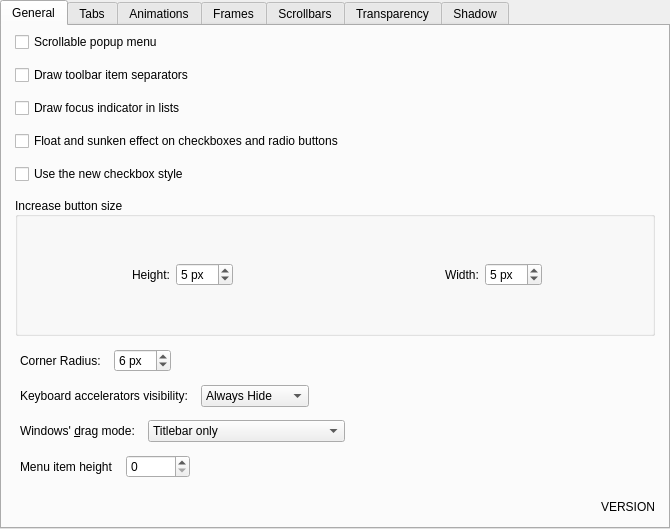
Old version of the form kstyle/config/ui/blossomuistyleconfig.ui in the repository BlossomMirrors/blossom-ui.
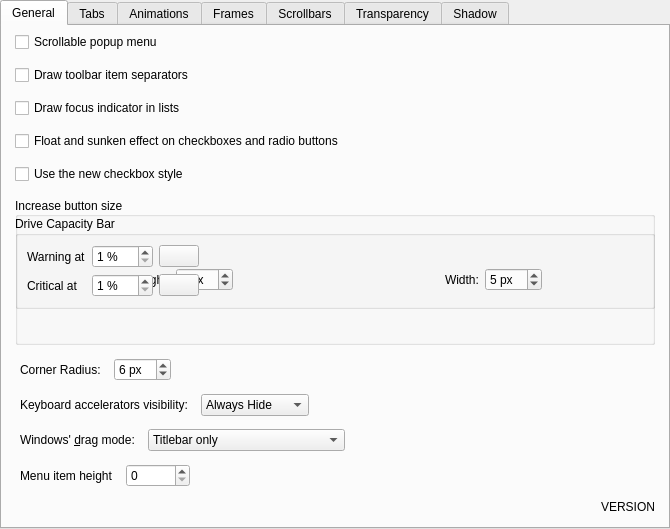
New version of the form. Custom widgets are drawn as their Qt base class.

Commit message: dolphin drive capacity color, visual bug fixes and other adjustments

What changed in the file:
```diff
--- a/kstyle/config/ui/blossomuistyleconfig.ui
+++ b/kstyle/config/ui/blossomuistyleconfig.ui
@@ -518,6 +518,87 @@
          </property>
         </widget>
        </item>
+       <item row="6" column="0" colspan="2">
+        <widget class="QGroupBox" name="_placesCapacityGroup">
+         <property name="title">
+          <string>Drive Capacity Bar</string>
+         </property>
+         <layout class="QGridLayout" name="gridLayout_placesCapacity">
+          <item row="0" column="0">
+           <widget class="QLabel" name="_capacityBarWarnLabel">
+            <property name="text">
+             <string>Warning at</string>
+            </property>
+           </widget>
+          </item>
+          <item row="0" column="1">
+           <widget class="QSpinBox" name="_capacityBarWarnThreshold">
+            <property name="suffix">
+             <string> %</string>
+            </property>
+            <property name="minimum">
+             <number>1</number>
+            </property>
+            <property name="maximum">
+             <number>99</number>
+            </property>
+           </widget>
+          </item>
+          <item row="0" column="2">
+           <widget class="KColorButton" name="_capacityBarWarnColor"/>
+          </item>
+          <item row="0" column="3">
+           <spacer name="horizontalSpacer_capacity_warn">
+            <property name="orientation">
+             <enum>Qt::Orientation::Horizontal</enum>
+            </property>
+            <property name="sizeHint" stdset="0">
+             <size>
+              <width>40</width>
+              <height>20</height>
+             </size>
+            </property>
+           </spacer>
+          </item>
+          <item row="1" column="0">
+           <widget class="QLabel" name="_capacityBarCritLabel">
+            <property name="text">
+             <string>Critical at</string>
+            </property>
+           </widget>
+          </item>
+          <item row="1" column="1">
+           <widget class="QSpinBox" name="_capacityBarCritThreshold">
+            <property name="suffix">
+             <string> %</string>
+            </property>
+            <property name="minimum">
+             <number>1</number>
+            </property>
+            <property name="maximum">
+             <number>100</number>
+            </property>
+           </widget>
+          </item>
+          <item row="1" column="2">
+           <widget class="KColorButton" name="_capacityBarCritColor"/>
+          </item>
+          <item row="1" column="3">
+           <spacer name="horizontalSpacer_capacity_crit">
+            <property name="orientation">
+             <enum>Qt::Orientation::Horizontal</enum>
+            </property>
+            <property name="sizeHint" stdset="0">
+             <size>
+              <width>40</width>
+              <height>20</height>
+             </size>
+            </property>
+           </spacer>
+          </item>
+         </layout>
+        </widget>
+       </item>
       </layout>
      </widget>
      <widget class="QWidget" name="Tabs">
```
The commit also changes 5 other files.
